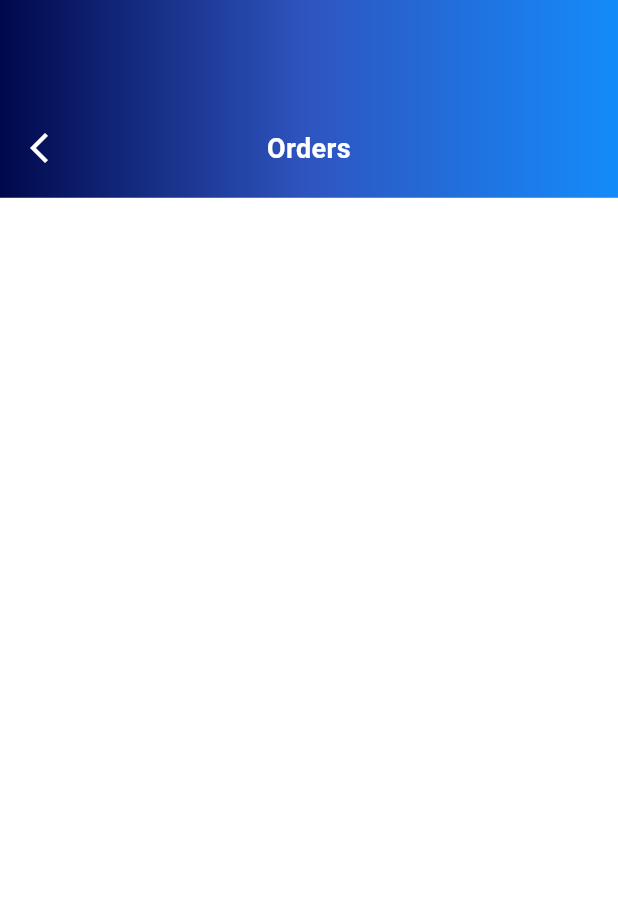
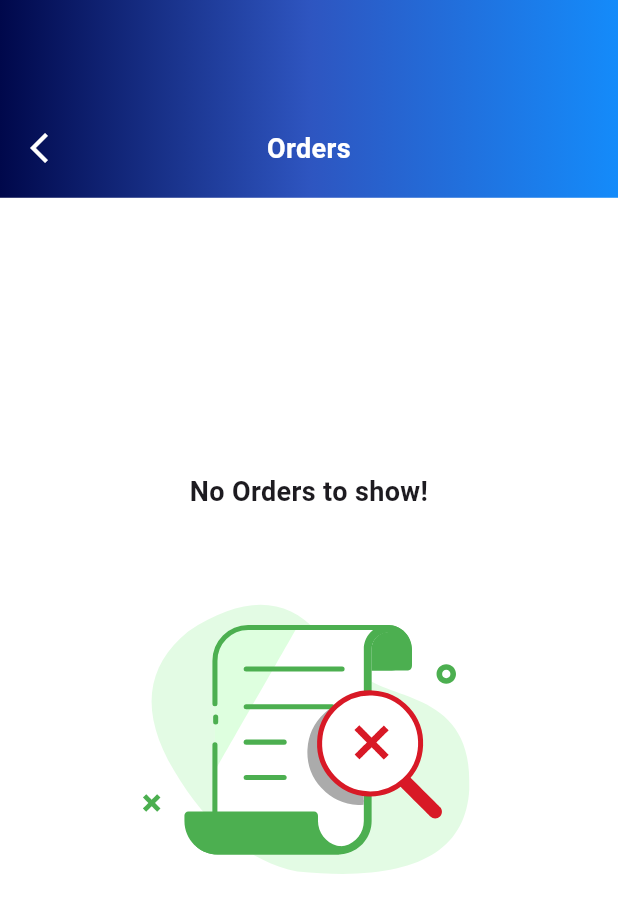
Before and after one commit to Ashutosh21jha/AmulX, a Flutter app: the History screen opened directly, on a phone screen of 412 x 824 dp. Shown: the top 913 px of the screen. Run offline on Flutter 3.47's test engine with Material 3 defaults, Android fonts, the phone set to English and light mode, and no system bars; our stand-ins replace cached_network_image, cloud_firestore, dio, firebase_auth, firebase_core, firebase_messaging and 10 more; missing offline and left inert: flutter_cashfree_pg_sdk, razorpay_flutter; accounts and stored records are empty; Roboto replaces fonts that are missing (Epilogue).

Commit message:
Added animation when order history is empty

```diff
--- a/lib/screens/history.dart
+++ b/lib/screens/history.dart
@@ -13,6 +13,7 @@
 import 'package:get/get.dart';
 import 'package:intl/intl.dart';
 import 'package:logger/web.dart';
+import 'package:lottie/lottie.dart';
 import '../widgets/item.dart';
 
 class History extends StatefulWidget {
@@ -144,7 +145,28 @@
                     return order2Time.compareTo(order1Time);
                   });
 
-                  return ListView.builder(
+                  return orders.isEmpty
+                      ? Center(
+                          child: Column(
+                            mainAxisAlignment: MainAxisAlignment.center,
+                            children: [
+                              const Text(
+                                "No Orders to show!",
+                                style: TextStyle(
+                                    fontSize: 18, fontWeight: FontWeight.bold),
+                                textAlign: TextAlign.center,
+                              ),
+                              Lottie.asset(
+                                "assets/raw/noHistory.json",
+                                height: 300,
+                                width: double.infinity,
+                                repeat: false,
+                                frameRate: FrameRate(30),
+                              ),
+                            ],
+                          ),
+                        )
+                      : ListView.builder(
                           itemCount: orders.length,
                           itemBuilder: (context, index) {
                             Map<String, dynamic> order = orders[index];
@@ -153,13 +175,15 @@
                             return Column(
                               children: orderList.map((orderItem) {
                                 Map<String, dynamic> items =
-                              Map<String, dynamic>.from(orderItem['items']);
+                                    Map<String, dynamic>.from(
+                                        orderItem['items']);
                                 double totalAmount = 0.0;
 
                                 for (var entry in items.entries) {
                                   Map<String, dynamic> item =
                                       Map<String, dynamic>.from(entry.value);
-                            totalAmount += (item['price']) * (item['count']);
+                                  totalAmount +=
+                                      (item['price']) * (item['count']);
                                 }
 
                                 List<CartItem> historyItems = items.entries
```
Also changed, not shown: assets/raw/noHistory.json (added, +1 -0 lines). Lines whose indentation alone changed are shown as unchanged.
